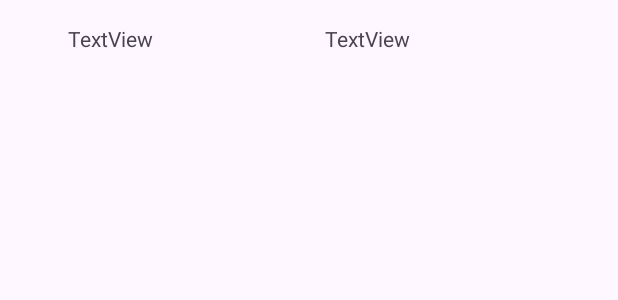
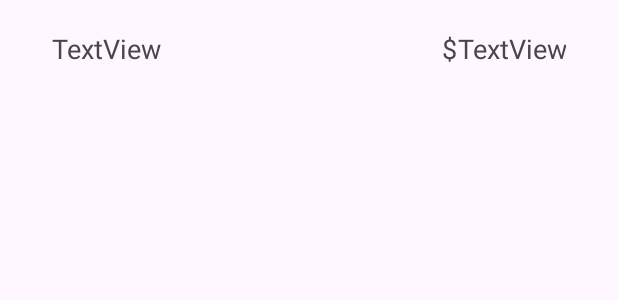
Before and after one commit to kleberson154/AppListaCompra, an Android app: the layout item_layout.xml on its own in the app's theme, with its tools: preview values and no code run, on a phone screen of 412 x 824 dp. Shown: the top 300 px of the screen. Run offline under Robolectric (Android 15) with nearby library versions, the phone set to English and light mode, and no system bars.

Commit message:
reformulando o design dos itens da lista

```diff
--- a/app/src/main/res/layout/item_layout.xml
+++ b/app/src/main/res/layout/item_layout.xml
@@ -1,29 +1,39 @@
 <?xml version="1.0" encoding="utf-8"?>
-<androidx.constraintlayout.widget.ConstraintLayout xmlns:android="http://schemas.android.com/apk/res/android"
-    xmlns:app="http://schemas.android.com/apk/res-auto"
-    xmlns:tools="http://schemas.android.com/tools"
+<RelativeLayout xmlns:android="http://schemas.android.com/apk/res/android"
     android:layout_width="match_parent"
-    android:layout_height="match_parent">
+    android:layout_height="wrap_content"
+    android:gravity="center_horizontal"
+    android:orientation="vertical"
+    android:paddingHorizontal="5dp"
+    android:paddingVertical="20dp"
+    >
+
 
     <TextView
         android:id="@+id/nomeTextView"
+        android:layout_width="150dp"
+        android:layout_height="wrap_content"
+        android:text="TextView"
+        android:layout_toStartOf="@id/textView4"
+        android:layout_marginEnd="110dp"
+        android:textAlignment="textStart"
+        android:textSize="18sp" />
+
+    <TextView
+        android:id="@+id/textView4"
         android:layout_width="wrap_content"
         android:layout_height="wrap_content"
-        android:layout_marginTop="16dp"
-        android:text="TextView"
-        app:layout_constraintEnd_toEndOf="parent"
-        app:layout_constraintHorizontal_bias="0.127"
-        app:layout_constraintStart_toStartOf="parent"
-        app:layout_constraintTop_toTopOf="parent" />
+
+        android:text="$"
+        android:textSize="18sp" />
 
     <TextView
         android:id="@+id/precoTextView"
         android:layout_width="wrap_content"
         android:layout_height="wrap_content"
-        android:layout_marginTop="16dp"
+        android:layout_toEndOf="@id/textView4"
         android:text="TextView"
-        app:layout_constraintEnd_toEndOf="parent"
-        app:layout_constraintHorizontal_bias="0.609"
-        app:layout_constraintStart_toStartOf="parent"
-        app:layout_constraintTop_toTopOf="parent" />
-</androidx.constraintlayout.widget.ConstraintLayout>
+        android:textAlignment="textEnd"
+        android:textSize="18sp" />
+
+</RelativeLayout>
```
